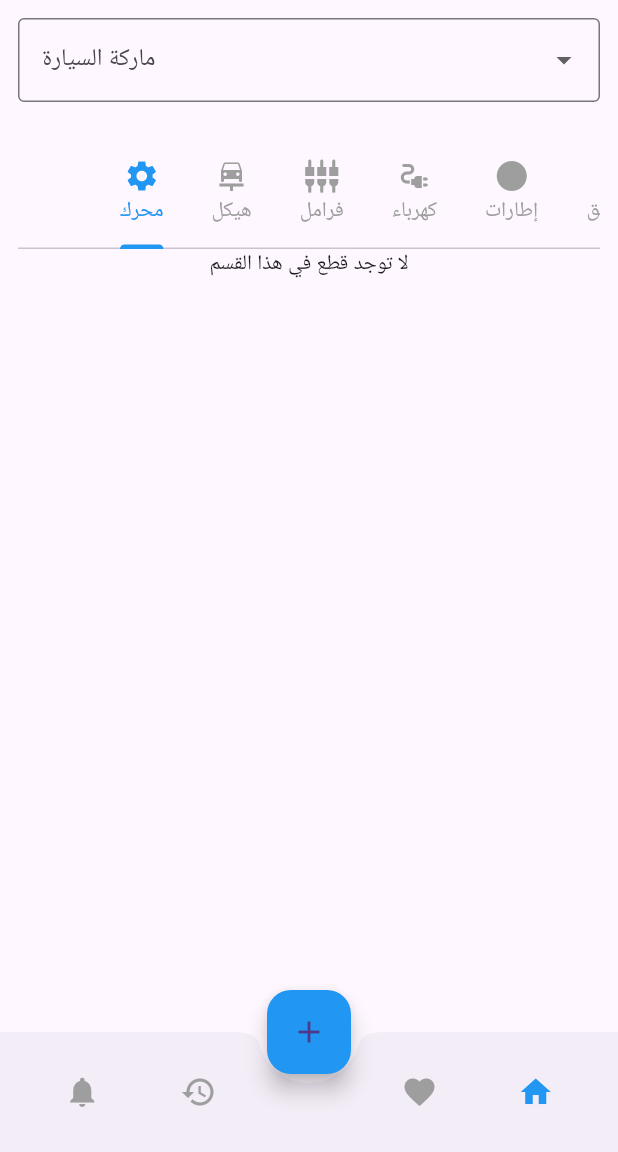
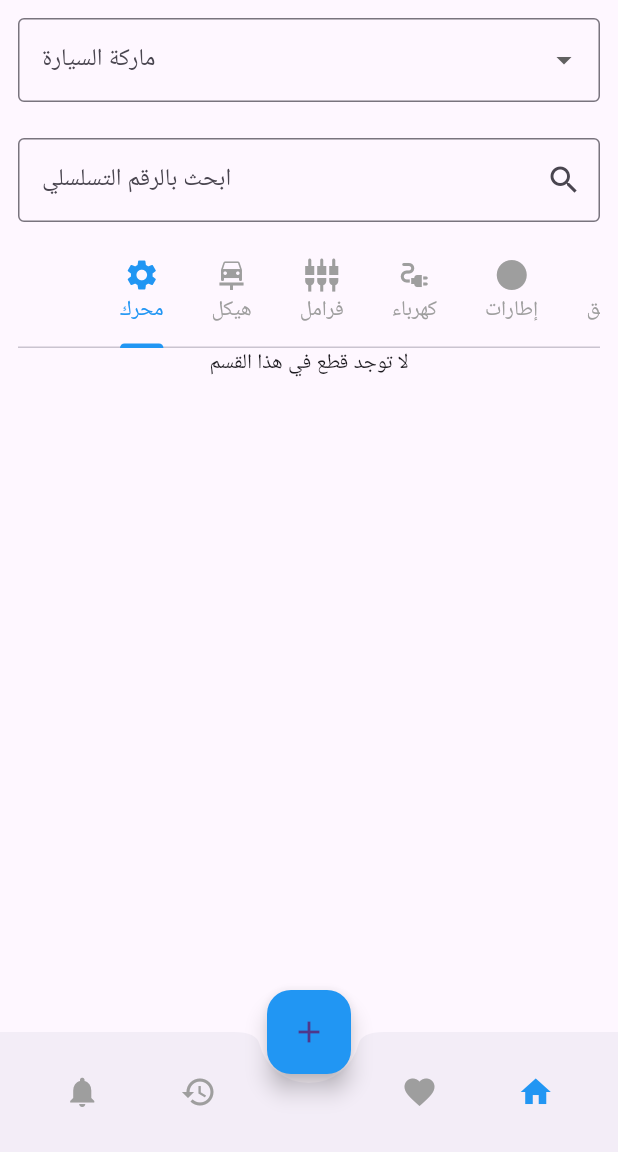
Before and after one commit to Mo963syr/PartTec, a Flutter app: the screen it shows after launch, on a phone screen of 412 x 824 dp, the part 84-1236 px from its top. Run offline on Flutter 3.47's test engine with Material 3 defaults, Android fonts, the phone set to English and light mode, and no system bars; our stand-ins replace flutter_map, image_picker, latlong2; missing offline and left inert: qr_code_scanner; network calls fail; Roboto replaces fonts that are missing (Cairo).

Commit message:
add serial number search on home page

```diff
--- a/PartTecApp/FrontEnd/parttec/lib/screens/home/home_page.dart
+++ b/PartTecApp/FrontEnd/parttec/lib/screens/home/home_page.dart
@@ -1,5 +1,5 @@
 import 'package:flutter/material.dart';
-
+import '../../models/part.dart';
 import '../part/add_part_page.dart';
 import '../../providers/home_provider.dart';
 import '../../widgets/parts_widgets.dart';
@@ -17,9 +17,13 @@ class _HomePageState extends State<HomePage> with TickerProviderStateMixin {
   late final TabController _tabController;
   int _selectedIndex = 2;
 
+  late final TextEditingController _serialController;
+  String _serialSearchQuery = '';
+  List<Part> _serialSearchResults = [];
   @override
   void initState() {
     super.initState();
+    _serialController = TextEditingController();
     _tabController = TabController(length: 3, vsync: this);
 
     WidgetsBinding.instance.addPostFrameCallback((_) {
@@ -33,6 +37,23 @@ class _HomePageState extends State<HomePage> with TickerProviderStateMixin {
   void dispose() {
     _tabController.dispose();
     super.dispose();
+  }
+
+  void _performSerialSearch() {
+    final provider = Provider.of<HomeProvider>(context, listen: false);
+    final query = _serialController.text.trim();
+    setState(() {
+      _serialSearchQuery = query;
+      if (query.isNotEmpty) {
+        _serialSearchResults = provider.availableParts
+            .where((part) =>
+                part.serialNumber != null &&
+                part.serialNumber!.trim().toLowerCase() == query.toLowerCase())
+            .toList();
+      } else {
+        _serialSearchResults = [];
+      }
+    });
   }
 
   @override
@@ -104,16 +125,12 @@ class _HomePageState extends State<HomePage> with TickerProviderStateMixin {
               ],
             ),
           ),
-
           if (provider.showCars)
             ...provider.userCars
                 .map((c) =>
                     Text('• ${c['manufacturer']} ${c['model']} (${c['year']})'))
                 .toList(),
-
           SizedBox(height: 16),
-
-          // 🔁 زر التبديل بين القطع الخاصة والعامة
           Row(
             mainAxisAlignment: MainAxisAlignment.spaceBetween,
             children: [
@@ -210,7 +227,28 @@ class _HomePageState extends State<HomePage> with TickerProviderStateMixin {
 
     return Padding(
       padding: const EdgeInsets.all(12),
-      child: DefaultTabController(
+      child: Column(
+        children: [
+          TextField(
+            controller: _serialController,
+            decoration: InputDecoration(
+              labelText: 'ابحث بالرقم التسلسلي',
+              border: const OutlineInputBorder(),
+              suffixIcon: IconButton(
+                icon: const Icon(Icons.search),
+                onPressed: _performSerialSearch,
+              ),
+            ),
+            onSubmitted: (_) => _performSerialSearch(),
+          ),
+          const SizedBox(height: 10),
+          if (_serialSearchQuery.isNotEmpty)
+            Container(
+              height: MediaQuery.of(context).size.height * 0.44,
+              child: PartsGrid(parts: _serialSearchResults),
+            )
+          else
+            DefaultTabController(
               length: categories.length,
               child: Column(
                 children: [
@@ -233,12 +271,15 @@ class _HomePageState extends State<HomePage> with TickerProviderStateMixin {
                     height: MediaQuery.of(context).size.height * 0.44,
                     child: TabBarView(
                       children: categories
-                    .map((cat) => CategoryTabView(category: cat['label'] ?? ''))
+                          .map((cat) =>
+                              CategoryTabView(category: cat['label'] ?? ''))
                           .toList(),
                     ),
                   ),
                 ],
               ),
+            ),
+        ],
       ),
     );
   }
```
Lines whose indentation alone changed are shown as unchanged.
